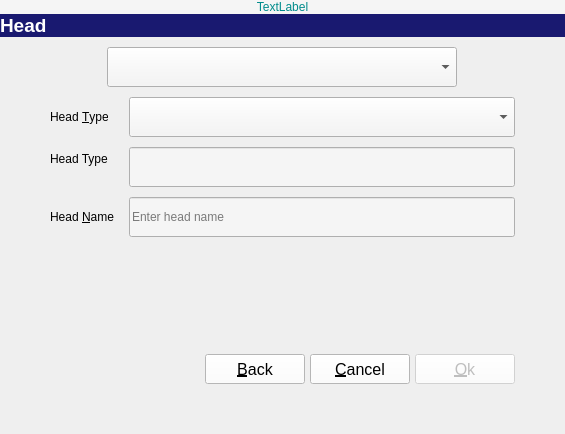
Qt form ui_files/head.ui (mosleuddin/ExpenseTracker) before a commit.
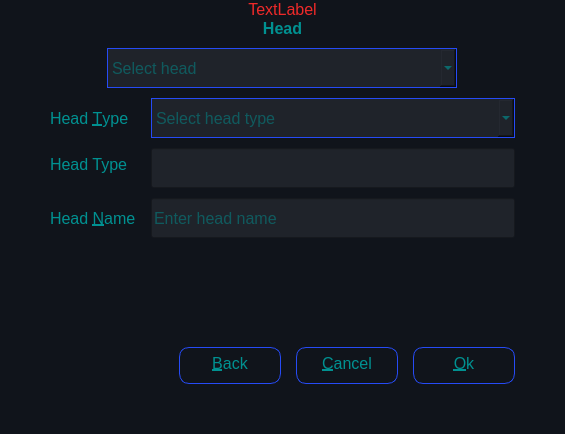
The same form after that commit. Icons and pictures are not drawn.

Patch:
```diff
--- a/ui_files/head.ui
+++ b/ui_files/head.ui
@@ -14,7 +14,9 @@
    </rect>
   </property>
   <property name="font">
-   <font/>
+   <font>
+    <pointsize>-1</pointsize>
+   </font>
   </property>
   <property name="windowTitle">
    <string>Expense Tracker</string>
@@ -24,7 +26,65 @@
     <normaloff>:/icons/expense_tracker_sm.png</normaloff>:/icons/expense_tracker_sm.png</iconset>
   </property>
   <property name="styleSheet">
-   <string notr="true"/>
+   <string notr="true">*{
+    		 background-color :#10141b;
+		color: rgb(0, 145, 145);
+		font-size: 16px;
+}
+
+QLabel{
+		color:rgba(255, 255, 255, .60);
+}
+
+QLineEdit{
+            background-color :#1f232a;
+        }
+
+QLineEdit::disabled{
+            background-color :#10141b;
+        }
+
+QComboBox{
+		background-color :#1f232a;
+		selection-color: rgb(255, 255, 255);
+		selection-background-color: rgb(32, 74, 135);
+		border: 1px solid #264BF6;
+}
+
+
+
+#labelMessage{
+	color: rgb(239, 41, 41);
+}
+
+QPushButton{
+ 	color:rgba(0, 255, 0, .50);
+    width: 100px;
+	height: 20px;
+	text-align: center;
+	padding: 5px, 10px;
+	border: 1px solid #264BF6;
+	border-radius: 10px;
+}
+
+QPushButton::hover{
+	background-color: rgba(0, 0, 255, .30);
+     color: rgba(255, 255, 255, .50);
+}
+
+QPushButton::disabled{
+	background-color: rgba(0, 0, 0, .50);
+     color: rgba(255, 255, 255, .50);
+}
+ 
+ 
+        
+
+        
+
+
+
+</string>
   </property>
   <property name="modal">
    <bool>true</bool>
@@ -60,11 +120,12 @@
       </size>
      </property>
      <property name="font">
-      <font/>
+      <font>
+       <pointsize>-1</pointsize>
+      </font>
      </property>
      <property name="styleSheet">
-      <string notr="true">color: rgb(0, 139, 139);
-background-color: rgb(245, 245, 245);</string>
+      <string notr="true"/>
      </property>
      <property name="text">
       <string>TextLabel</string>
@@ -87,20 +148,19 @@
      </property>
      <property name="font">
       <font>
-       <pointsize>14</pointsize>
+       <pointsize>-1</pointsize>
        <bold>true</bold>
        <underline>false</underline>
       </font>
      </property>
      <property name="styleSheet">
-      <string notr="true">color: rgb(255, 255, 255);
-background-color: rgb(25, 25, 112);</string>
+      <string notr="true"/>
      </property>
      <property name="text">
       <string>Head</string>
      </property>
      <property name="alignment">
-      <set>Qt::AlignLeading|Qt::AlignLeft|Qt::AlignVCenter</set>
+      <set>Qt::AlignCenter</set>
      </property>
      <property name="margin">
       <number>10</number>
@@ -126,6 +186,9 @@
      </property>
      <item>
       <widget class="QComboBox" name="comboHead">
+       <property name="enabled">
+        <bool>true</bool>
+       </property>
        <property name="minimumSize">
         <size>
          <width>200</width>
@@ -139,15 +202,15 @@
         </size>
        </property>
        <property name="font">
-        <font/>
+        <font>
+         <pointsize>-1</pointsize>
+        </font>
        </property>
        <property name="autoFillBackground">
         <bool>false</bool>
        </property>
        <property name="styleSheet">
-        <string notr="true">background-color: rgb(245, 245, 245);
-selection-background-color: rgb(64, 107, 191);
-selection-color: rgb(255, 255, 255);</string>
+        <string notr="true"/>
        </property>
        <property name="placeholderText">
         <string>Select head</string>
@@ -185,7 +248,9 @@
         </size>
        </property>
        <property name="font">
-        <font/>
+        <font>
+         <pointsize>-1</pointsize>
+        </font>
        </property>
        <property name="text">
         <string>Head &amp;Name</string>
@@ -197,6 +262,9 @@
      </item>
      <item row="4" column="1">
       <widget class="QLineEdit" name="editHeadName">
+       <property name="enabled">
+        <bool>true</bool>
+       </property>
        <property name="minimumSize">
         <size>
          <width>200</width>
@@ -204,11 +272,12 @@
         </size>
        </property>
        <property name="font">
-        <font/>
+        <font>
+         <pointsize>-1</pointsize>
+        </font>
        </property>
        <property name="styleSheet">
-        <string notr="true">background-color: rgb(245, 245, 245);
-</string>
+        <string notr="true"/>
        </property>
        <property name="maxLength">
         <number>32</number>
@@ -240,7 +309,9 @@
         </size>
        </property>
        <property name="font">
-        <font/>
+        <font>
+         <pointsize>-1</pointsize>
+        </font>
        </property>
        <property name="text">
         <string>Head &amp;Type</string>
@@ -266,10 +337,7 @@
         </size>
        </property>
        <property name="styleSheet">
-        <string notr="true">background-color: rgb(245, 245, 245);
-selection-background-color: rgb(64, 107, 191);
-selection-color: rgb(255, 255, 255);
-</string>
+        <string notr="true"/>
        </property>
        <property name="placeholderText">
         <string>Select head type</string>
@@ -278,6 +346,9 @@
      </item>
      <item row="2" column="1">
       <widget class="QLineEdit" name="editHeadType">
+       <property name="enabled">
+        <bool>true</bool>
+       </property>
        <property name="minimumSize">
         <size>
          <width>200</width>
@@ -285,8 +356,7 @@
         </size>
        </property>
        <property name="styleSheet">
-        <string notr="true">background-color: rgb(245, 245, 245);
-</string>
+        <string notr="true"/>
        </property>
        <property name="maxLength">
         <number>32</number>
@@ -301,7 +371,7 @@
    <item>
     <layout class="QHBoxLayout" name="buttonLayout">
      <property name="spacing">
-      <number>5</number>
+      <number>15</number>
      </property>
      <property name="leftMargin">
       <number>50</number>
@@ -332,24 +402,24 @@
       <widget class="QPushButton" name="buttonBack">
        <property name="minimumSize">
         <size>
-         <width>100</width>
-         <height>30</height>
+         <width>0</width>
+         <height>0</height>
         </size>
        </property>
        <property name="maximumSize">
         <size>
-         <width>100</width>
-         <height>30</height>
+         <width>16777215</width>
+         <height>16777215</height>
         </size>
        </property>
        <property name="font">
         <font>
-         <pointsize>12</pointsize>
+         <pointsize>-1</pointsize>
          <bold>false</bold>
         </font>
        </property>
        <property name="styleSheet">
-        <string notr="true">background-color: rgb(255, 255, 255);</string>
+        <string notr="true"/>
        </property>
        <property name="text">
         <string>&amp;Back</string>
@@ -367,24 +437,24 @@
        </property>
        <property name="minimumSize">
         <size>
-         <width>100</width>
-         <height>30</height>
+         <width>0</width>
+         <height>0</height>
         </size>
        </property>
        <property name="maximumSize">
         <size>
-         <width>100</width>
-         <height>30</height>
+         <width>16777215</width>
+         <height>16777215</height>
         </size>
        </property>
        <property name="font">
         <font>
-         <pointsize>12</pointsize>
+         <pointsize>-1</pointsize>
          <bold>false</bold>
         </font>
        </property>
        <property name="styleSheet">
-        <string notr="true">background-color: rgb(255, 255, 255);</string>
+        <string notr="true"/>
        </property>
        <property name="text">
         <string>&amp;Cancel</string>
@@ -402,24 +472,24 @@
        </property>
        <property name="minimumSize">
         <size>
-         <width>100</width>
-         <height>30</height>
+         <width>0</width>
+         <height>0</height>
         </size>
        </property>
        <property name="maximumSize">
         <size>
-         <width>100</width>
-         <height>30</height>
+         <width>16777215</width>
+         <height>16777215</height>
         </size>
        </property>
        <property name="font">
         <font>
-         <pointsize>12</pointsize>
+         <pointsize>-1</pointsize>
          <bold>false</bold>
         </font>
        </property>
        <property name="styleSheet">
-        <string notr="true">background-color: rgb(255, 255, 255);</string>
+        <string notr="true"/>
        </property>
        <property name="text">
         <string>&amp;Ok</string>
```
